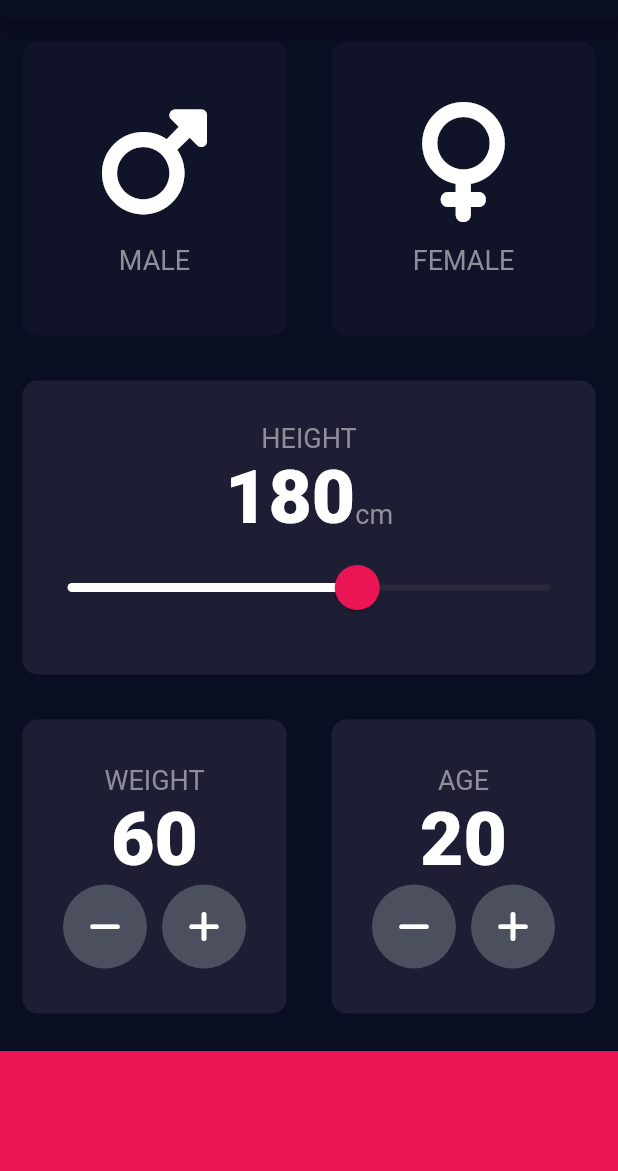
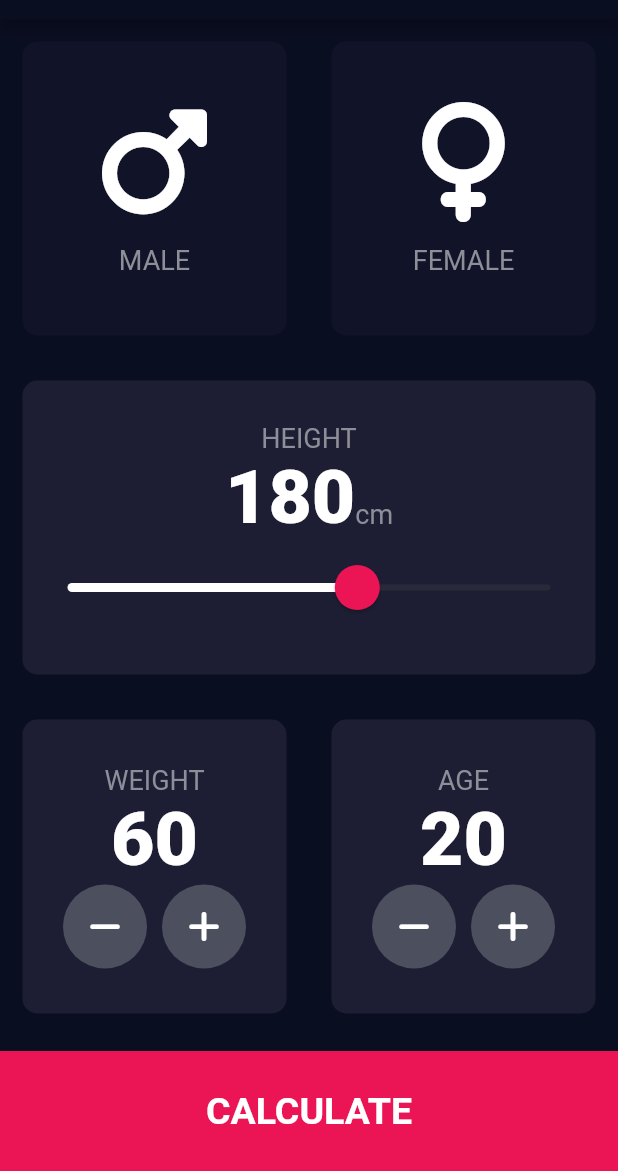
Before and after one commit to Howlbeeb/BMI-Calculator, a Flutter app: the screen it shows after launch, on a phone screen of 412 x 824 dp, the part 65-1236 px from its top. Run offline on Flutter 3.47's test engine with Material 2 defaults, Android fonts, the phone set to English and light mode, and no system bars; our stand-ins replace font_awesome_flutter.

Commit message:
BMI calculator

```diff
--- a/lib/Constants.dart
+++ b/lib/Constants.dart
@@ -1,3 +1,4 @@
+import 'package:flutter/cupertino.dart';
 import 'package:flutter/material.dart';
 
 const kbottomAppbarheight = 80.0;
@@ -10,5 +11,11 @@ const kicontextstyle = TextStyle(
   color: Color(0xFF8D8E98),
 );
 const kTextstyle = TextStyle(
-fontSize: 50,
-fontWeight: FontWeight.w900,);
+  fontSize: 50,
+  fontWeight: FontWeight.w900,
+);
+const kLargestyle = TextStyle(fontSize: 25.0, fontWeight: FontWeight.bold);
+const kExtrastyle = TextStyle(fontSize: 50.0, fontWeight: FontWeight.bold);
+const kresultstyle= TextStyle(color: Color(0xFF24D876), fontSize:20,fontWeight: FontWeight.bold);
+const kBMIstyle = TextStyle(fontSize: 100, fontWeight: FontWeight.bold,);
+const kbodytext= TextStyle(fontSize:22.0 );
--- a/lib/Input_page.dart
+++ b/lib/Screens/Input_page.dart
@@ -1,8 +1,12 @@
 import 'package:flutter/material.dart';
 import 'package:font_awesome_flutter/font_awesome_flutter.dart';
-import 'reusable_card.dart';
-import 'icon_content.dart';
-import 'Constants.dart';
+import '../components/reusable_card.dart';
+import '../components/icon_content.dart';
+import '../Constants.dart';
+import 'resultpage.dart';
+import '../components/BottomButton.dart';
+import '../components/RoundIconbutton.dart';
+import 'package:bmi_calculator/CalculatorBrain.dart';
 
 enum Gender {
   male,
@@ -134,7 +138,8 @@ class _InputPageState extends State<InputPage> {
                       Row(
                         mainAxisAlignment: MainAxisAlignment.center,
                         children: [
-                          RoundIconButton(onPressed: (){
+                          RoundIconButton(
+                            onPressed: () {
                               setState(() {
                                 weight--;
                               });
@@ -144,7 +149,8 @@ class _InputPageState extends State<InputPage> {
                           SizedBox(
                             width: 10.0,
                           ),
-                          RoundIconButton(onPressed: (){
+                          RoundIconButton(
+                            onPressed: () {
                               setState(() {
                                 weight++;
                               });
@@ -173,17 +179,23 @@ class _InputPageState extends State<InputPage> {
                       Row(
                         mainAxisAlignment: MainAxisAlignment.center,
                         children: [
-                          RoundIconButton(onPressed:(){setState(() {
+                          RoundIconButton(
+                            onPressed: () {
+                              setState(() {
                                 age--;
-                          });},
+                              });
+                            },
                             icon: FontAwesomeIcons.minus,
                           ),
                           SizedBox(
                             width: 10.0,
                           ),
-                          RoundIconButton(onPressed: (){setState(() {
+                          RoundIconButton(
+                            onPressed: () {
+                              setState(() {
                                 age++;
-                          });},
+                              });
+                            },
                             icon: FontAwesomeIcons.plus,
                           )
                         ],
@@ -195,31 +207,20 @@ class _InputPageState extends State<InputPage> {
               ],
             ),
           ),
-          Container(
-            margin: EdgeInsets.only(top: 10),
-            height: kbottomAppbarheight,
-            width: double.infinity,
-            color: kbottombarcolor,
+          BottomButton(
+            Title: 'CALCULATE',
+            ontap: () {
+              CalculatorBrain calc = CalculatorBrain(height: height,weight: weight);
+              Navigator.push(context,
+                  MaterialPageRoute(builder: (context) => ResultPage(
+                    bmiresult: calc.CalculatedBMI(),
+                    ResultText: calc.getResult(),
+                    Intepretation: calc.interpretation(),
+                  )));
+            },
           ),
         ],
       ),
     );
   }
 }
-
-class RoundIconButton extends StatelessWidget {
-  RoundIconButton({required this.icon,required this.onPressed});
-  final IconData? icon;
-  final void Function()? onPressed;
-  @override
-  Widget build(BuildContext context) {
-    return RawMaterialButton(
-      child: Icon(icon),
-      onPressed: onPressed,
-      shape: CircleBorder(),
-      fillColor: Color(0xFF4C4F5E),
-      elevation: 0.0,
-      constraints: BoxConstraints.tightFor(width: 56.0, height: 56),
-    );
-  }
-}
--- /dev/null
+++ b/lib/components/BottomButton.dart
@@ -0,0 +1,24 @@
+import 'package:flutter/material.dart';
+import 'package:bmi_calculator/Constants.dart';
+class BottomButton extends StatelessWidget {
+  BottomButton({required this.ontap, required this.Title});
+  final void Function()? ontap;
+  final String? Title;
+  @override
+  Widget build(BuildContext context) {
+    return GestureDetector(
+      onTap: ontap,
+      child: Container(
+        child: Center(
+            child: Text(
+              Title!,
+              style: kLargestyle,
+            )),
+        margin: EdgeInsets.only(top: 10),
+        height: kbottomAppbarheight,
+        width: double.infinity,
+        color: kbottombarcolor,
+      ),
+    );
+  }
+}
--- /dev/null
+++ b/lib/components/RoundIconbutton.dart
@@ -0,0 +1,17 @@
+import 'package:flutter/material.dart';
+class RoundIconButton extends StatelessWidget {
+  RoundIconButton({required this.icon, required this.onPressed});
+  final IconData? icon;
+  final void Function()? onPressed;
+  @override
+  Widget build(BuildContext context) {
+    return RawMaterialButton(
+      child: Icon(icon),
+      onPressed: onPressed,
+      shape: CircleBorder(),
+      fillColor: Color(0xFF4C4F5E),
+      elevation: 0.0,
+      constraints: BoxConstraints.tightFor(width: 56.0, height: 56),
+    );
+  }
+}
--- a/lib/icon_content.dart
+++ b/lib/components/icon_content.dart
@@ -1,5 +1,5 @@
 import 'package:flutter/material.dart';
-import 'Constants.dart';
+import '../Constants.dart';
 class icon_content extends StatelessWidget {
   icon_content({this.icon, this.label});
   final IconData? icon;
--- a/lib/main.dart
+++ b/lib/main.dart
@@ -1,5 +1,5 @@
 import 'package:flutter/material.dart';
-import 'Input_page.dart';
+import 'Screens/Input_page.dart';
 void main() {
   runApp(Bmicalculator());
 }
```
Also changed, not shown: lib/CalculatorBrain.dart (added, +33 -0 lines), lib/Screens/resultpage.dart (added, +60 -0 lines), lib/components/reusable_card.dart (renamed from lib/reusable_card.dart), 1 other file. Lines whose indentation alone changed are shown as unchanged.
